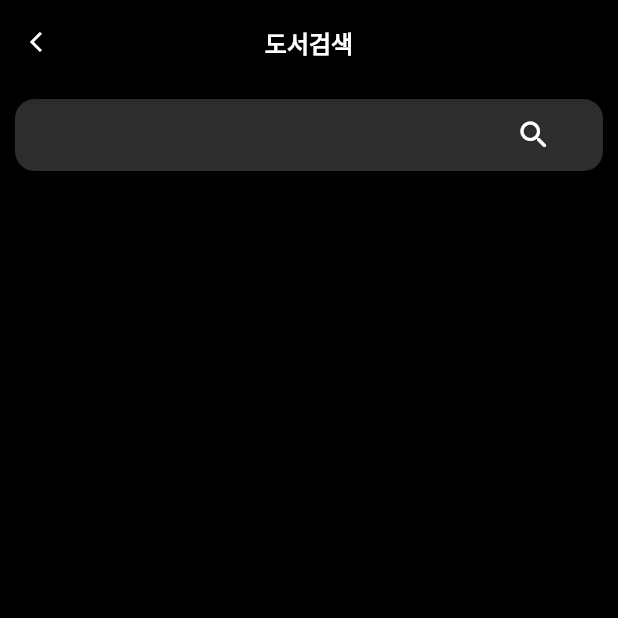
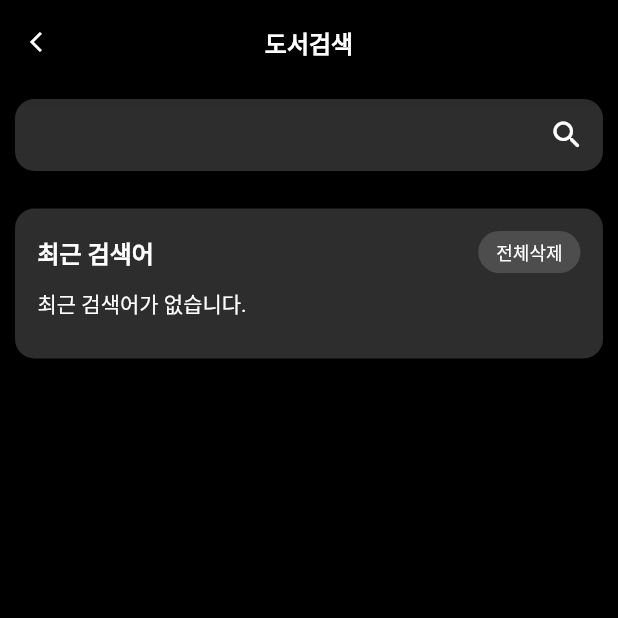
Before and after one commit to QuiD-0/connectee, a Flutter app: the Search screen opened directly, on a phone screen of 412 x 824 dp, the top half of it. Run offline on Flutter 3.47's test engine with Material 2 defaults, Android fonts, the phone set to English and light mode, and no system bars; our stand-ins replace carousel_slider, flutter_form_builder, image_picker, permission_handler, shared_preferences; missing offline and left inert: kakao_flutter_sdk, simple_gesture_detector; accounts and stored records are empty; Roboto replaces fonts that are missing (GmarketSans).

Commit message:
recent search

```diff
--- a/lib/widget/write/search.dart
+++ b/lib/widget/write/search.dart
@@ -1,5 +1,7 @@
+import 'package:flutter/cupertino.dart';
 import 'package:flutter/material.dart';
 import 'package:http/http.dart' as http;
+import 'package:shared_preferences/shared_preferences.dart';
 
 class Search extends StatefulWidget {
   final type;
@@ -12,11 +14,36 @@ class Search extends StatefulWidget {
 
 class _SearchState extends State<Search> {
   String searchValue;
+  bool visibleRecent;
+  List searchData;
+  List<String> recent = [];
+
+  _getList() async {
+    SharedPreferences prefs = await SharedPreferences.getInstance();
+    setState(() {
+      recent = prefs.getStringList('recent') ?? [];
+    });
+  }
+
+  _saveList(data) async {
+    SharedPreferences prefs = await SharedPreferences.getInstance();
+    if (data != '') {
+      if (!recent.contains(data)) {
+        if (recent.length == 10) {
+          recent.removeAt(0);
+        }
+        recent.add(data.toString());
+        await prefs.setStringList("recent", recent);
+      }
+    }
+  }
 
   @override
   void initState() {
     // TODO: implement initState
     searchValue = '';
+    visibleRecent = true;
+    _getList();
     super.initState();
   }
 
@@ -55,9 +82,10 @@ class _SearchState extends State<Search> {
                     color: Color(0xff2d2d2d),
                     borderRadius: BorderRadius.circular(13)),
                 child: Row(
-                  mainAxisAlignment: MainAxisAlignment.center,
+                  mainAxisAlignment: MainAxisAlignment.spaceBetween,
                   children: [
                     Container(
+                      padding: EdgeInsets.only(left: 15),
                         width: 300,
                         child: TextField(
                           onChanged: (text) {
@@ -74,17 +102,100 @@ class _SearchState extends State<Search> {
                     IconButton(
                         splashColor: Colors.transparent,
                         onPressed: () {
-                          print("$searchValue");
+                          //검색어 저장
+                          _saveList(searchValue);
+                          print(recent);
+                          //최근 검색어 끄기
+                          setState(() {
+                            visibleRecent = false;
+                          });
+                          //api통신
                         },
                         icon: Icon(
                           Icons.search_rounded,
                           color: Colors.white,
                         )),
-
                   ],
                 ),
               ),
               // 최근 검색어
+              visibleRecent
+                  ? Padding(
+                      padding: const EdgeInsets.fromLTRB(10, 25, 10, 0),
+                      child: Container(
+                        constraints: BoxConstraints(minHeight: 100),
+                        decoration: BoxDecoration(
+                          color: Color(0xff2d2d2d),
+                          borderRadius: BorderRadius.circular(13),
+                        ),
+                        child: Padding(
+                          padding: const EdgeInsets.all(15),
+                          child: Column(
+                            crossAxisAlignment: CrossAxisAlignment.start,
+                            children: [
+                              Row(
+                                mainAxisAlignment:
+                                    MainAxisAlignment.spaceBetween,
+                                children: [
+                                  Text(
+                                    '최근 검색어',
+                                    style: TextStyle(
+                                        color: Colors.white,
+                                        fontSize: 16,
+                                        fontWeight: FontWeight.bold),
+                                  ),
+                                  Container(
+                                    padding: EdgeInsets.fromLTRB(12, 5, 12, 5),
+                                    decoration: BoxDecoration(
+                                        color: Color(0xff4d4d4d),
+                                        borderRadius:
+                                            BorderRadius.circular(30)),
+                                    child: GestureDetector(
+                                      onTap: () async {
+                                        SharedPreferences prefs =
+                                            await SharedPreferences
+                                                .getInstance();
+                                        prefs.clear();
+                                        _getList();
+                                      },
+                                      child: Text('전체삭제',
+                                          style: TextStyle(
+                                              color: Colors.white,
+                                              fontSize: 12)),
+                                    ),
+                                  )
+                                ],
+                              ),
+                              SizedBox(
+                                height: 10,
+                              ),
+                              recent.isNotEmpty
+                                  ? Wrap(
+                                      alignment: WrapAlignment.start,
+                                      children: recent.reversed
+                                          .map((item) => Container(
+                                              margin: EdgeInsets.all(5),
+                                              padding: EdgeInsets.fromLTRB(
+                                                  13, 5, 13, 5),
+                                              decoration: BoxDecoration(
+                                                  color: Color(0xff9D9D9D),
+                                                  borderRadius:
+                                                      BorderRadius.circular(
+                                                          13)),
+                                              child: Text(item)))
+                                          .toList()
+                                          .cast<Widget>(),
+                                    )
+                                  : Text('최근 검색어가 없습니다.',
+                                      style: TextStyle(
+                                        color: Colors.white,
+                                      )),
+                            ],
+                          ),
+                        ),
+                      ),
+                    )
+                  : Text('asd'),
 
               //검색 결과
             ],
```
Also changed, not shown: 2 other files.
